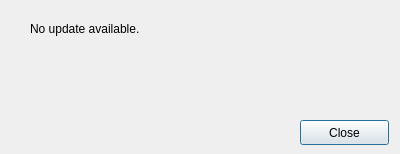
Before: the Qt Designer form src/dialogs/checkupdatedialog.ui in PhotoFlare/photoflare, drawn with Qt 5.
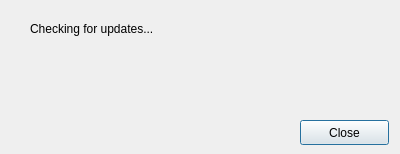
After: the same form once the commit is applied.

Commit message: Finish UI and update checker label

Patch:
```diff
--- a/src/dialogs/checkupdatedialog.ui
+++ b/src/dialogs/checkupdatedialog.ui
@@ -34,12 +34,12 @@
     <rect>
      <x>30</x>
      <y>20</y>
-     <width>151</width>
+     <width>181</width>
      <height>17</height>
     </rect>
    </property>
    <property name="text">
-    <string>No update available.</string>
+    <string>Checking for updates...</string>
    </property>
   </widget>
  </widget>
```
The commit also changes 2 other files.
